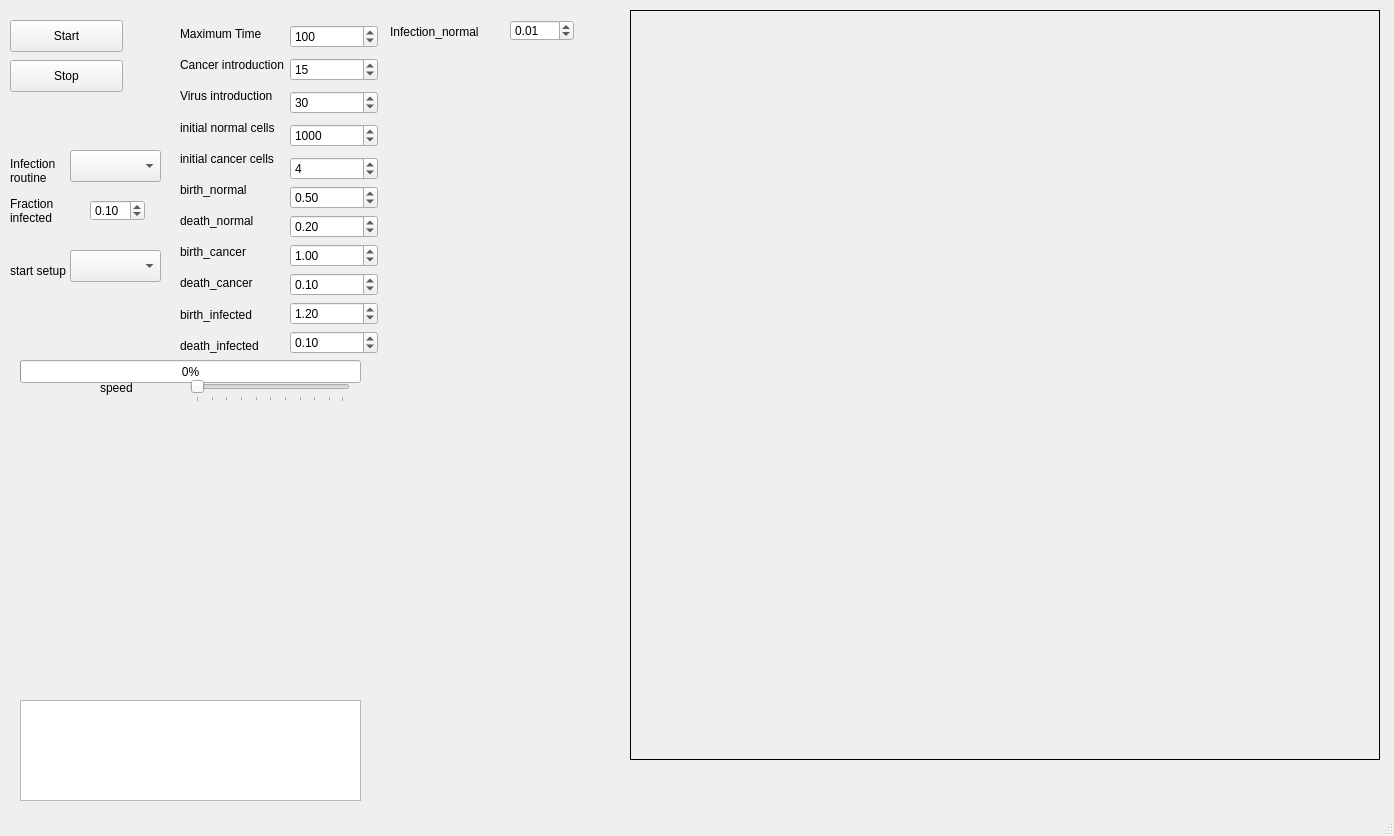
Qt form mainwindow.ui (thijsjanzen/onco_viral_sim) before a commit.
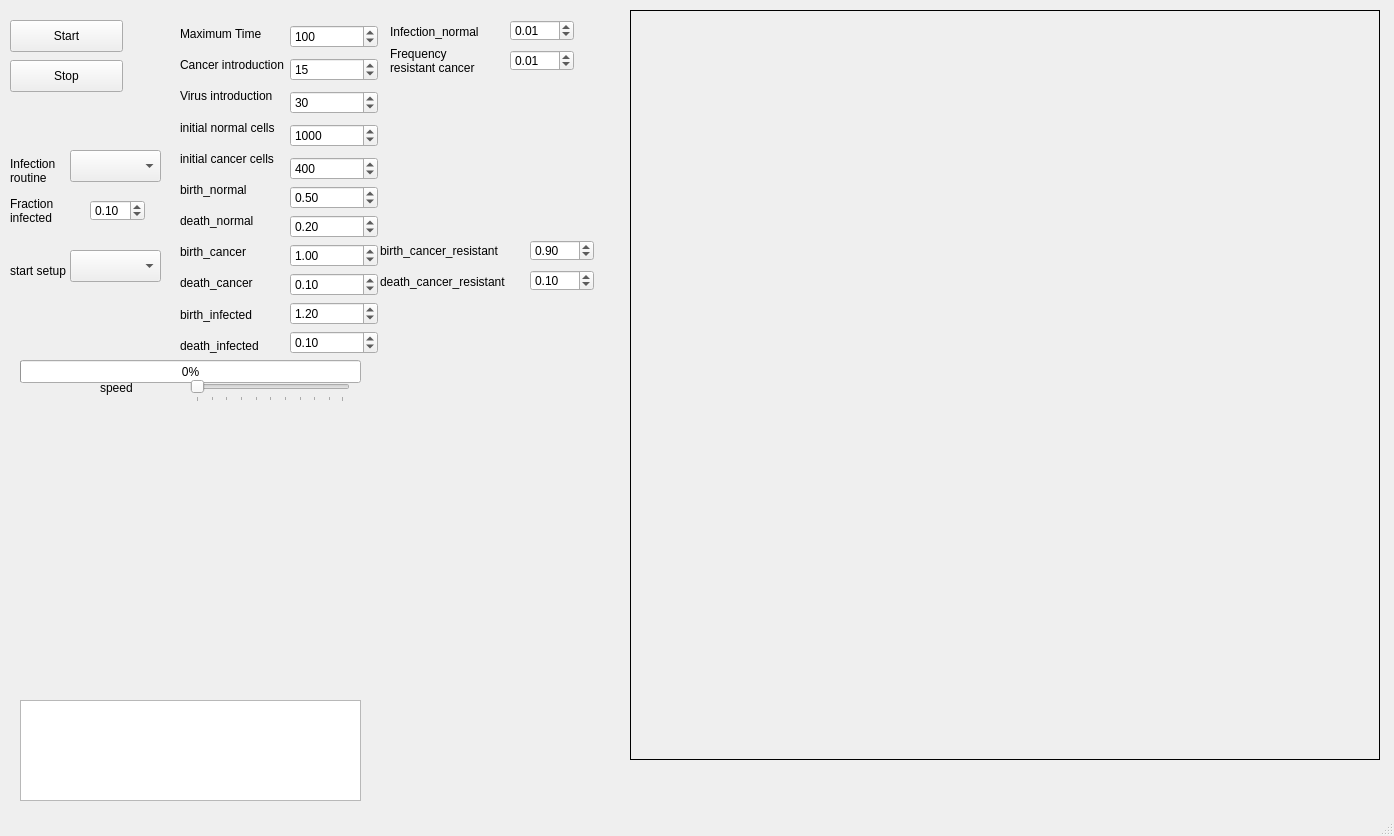
The same form after that commit. Custom widgets are drawn as their Qt base class.

Commit message: added resistant cancer cells

Patch:
```diff
--- a/mainwindow.ui
+++ b/mainwindow.ui
@@ -359,7 +359,7 @@
             <number>5000</number>
            </property>
            <property name="value">
-            <number>4</number>
+            <number>400</number>
            </property>
           </widget>
          </item>
@@ -528,6 +528,96 @@
      <double>0.010000000000000</double>
     </property>
    </widget>
+   <widget class="QDoubleSpinBox" name="box_birth_cancer_resistant">
+    <property name="geometry">
+     <rect>
+      <x>530</x>
+      <y>240</y>
+      <width>64</width>
+      <height>21</height>
+     </rect>
+    </property>
+    <property name="singleStep">
+     <double>0.010000000000000</double>
+    </property>
+    <property name="value">
+     <double>0.900000000000000</double>
+    </property>
+   </widget>
+   <widget class="QLabel" name="label_17">
+    <property name="geometry">
+     <rect>
+      <x>380</x>
+      <y>270</y>
+      <width>141</width>
+      <height>24</height>
+     </rect>
+    </property>
+    <property name="text">
+     <string>death_cancer_resistant</string>
+    </property>
+   </widget>
+   <widget class="QLabel" name="label_18">
+    <property name="geometry">
+     <rect>
+      <x>380</x>
+      <y>239</y>
+      <width>141</width>
+      <height>23</height>
+     </rect>
+    </property>
+    <property name="text">
+     <string>birth_cancer_resistant</string>
+    </property>
+   </widget>
+   <widget class="QDoubleSpinBox" name="box_death_cancer_resistant">
+    <property name="geometry">
+     <rect>
+      <x>530</x>
+      <y>270</y>
+      <width>64</width>
+      <height>21</height>
+     </rect>
+    </property>
+    <property name="singleStep">
+     <double>0.010000000000000</double>
+    </property>
+    <property name="value">
+     <double>0.100000000000000</double>
+    </property>
+   </widget>
+   <widget class="QLabel" name="label_19">
+    <property name="geometry">
+     <rect>
+      <x>390</x>
+      <y>40</y>
+      <width>101</width>
+      <height>41</height>
+     </rect>
+    </property>
+    <property name="text">
+     <string>Frequency resistant cancer</string>
+    </property>
+    <property name="wordWrap">
+     <bool>true</bool>
+    </property>
+   </widget>
+   <widget class="QDoubleSpinBox" name="box_freq_resistant_cancer">
+    <property name="geometry">
+     <rect>
+      <x>510</x>
+      <y>50</y>
+      <width>64</width>
+      <height>21</height>
+     </rect>
+    </property>
+    <property name="singleStep">
+     <double>0.005000000000000</double>
+    </property>
+    <property name="value">
+     <double>0.010000000000000</double>
+    </property>
+   </widget>
    <zorder>layoutWidget</zorder>
    <zorder>q_label</zorder>
    <zorder>btn_start</zorder>
```
Left out of the diff: 6 changed lines with no effect on the pictures. The commit also changes 6 other files.
